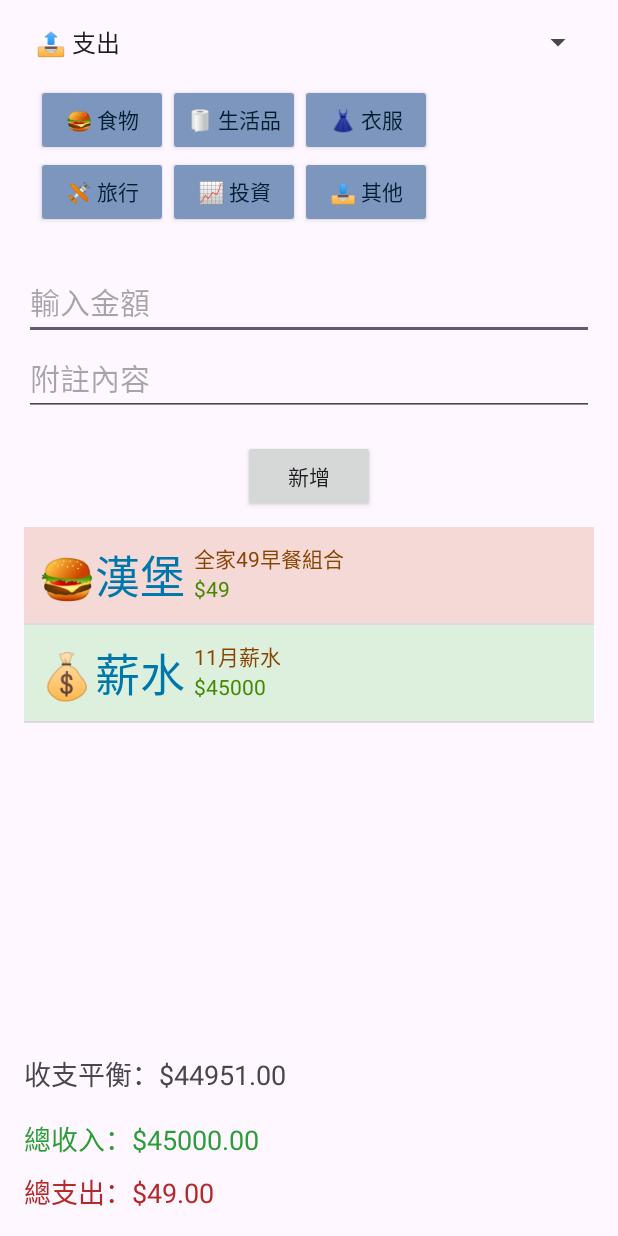
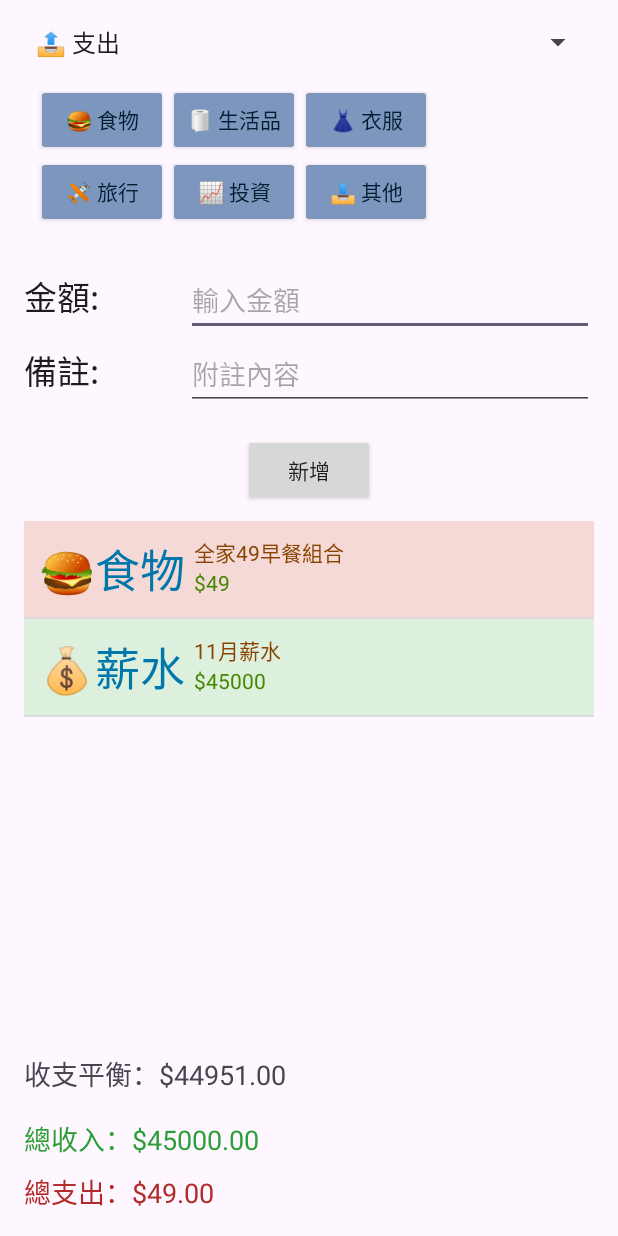
Before and after one commit to Joanne0119/MyFinanceApp, an Android app: the screen it shows after launch (MainActivity), on a phone screen of 412 x 824 dp. Run offline under Robolectric (Android 15) with nearby library versions, the phone set to English and light mode, and no system bars.

Commit message:
add language

```diff
--- a/app/src/main/java/com/example/myfinanceapp/MainActivity.java
+++ b/app/src/main/java/com/example/myfinanceapp/MainActivity.java
@@ -91,7 +91,7 @@ public class MainActivity extends Activity implements AdapterView.OnItemClickLis
         };
 
         // 刪除舊資料庫（僅用於開發測試時）
-//        this.deleteDatabase(DB_NAME);
+        this.deleteDatabase(DB_NAME);
 
         // 開啟資料庫
         db = openOrCreateDatabase(DB_NAME, Context.MODE_PRIVATE, null);
@@ -113,8 +113,8 @@ public class MainActivity extends Activity implements AdapterView.OnItemClickLis
 
         cur = db.rawQuery("SELECT * FROM " + TB_NAME, null);
         if (cur.getCount() == 0) {
-            addData("🍔漢堡","全家49早餐組合", "49");
-            addData("💰薪水","11月薪水", "45000");
+            addData(getString(R.string.default_category_1),getString(R.string.default_info_1), "49");
+            addData(getString(R.string.default_category_2),getString(R.string.default_info_2), "45000");
 
             updateInitialTotals();
         }
@@ -132,9 +132,9 @@ public class MainActivity extends Activity implements AdapterView.OnItemClickLis
                 totalBalance = totalCursor.getDouble(balanceIndex);
 
                 // 更新 UI
-                txvTotalIncome.setText(String.format("總收入：$%.2f", totalIncome));
-                txvTotalExpense.setText(String.format("總支出：$%.2f", totalExpense));
-                txvTotalBalance.setText(String.format("收支平衡：$%.2f", totalBalance));
+                txvTotalIncome.setText(String.format(getString(R.string.total_income), totalIncome));
+                txvTotalExpense.setText(String.format(getString(R.string.total_expense), totalExpense));
+                txvTotalBalance.setText(String.format(getString(R.string.balance), totalBalance));
             } else {
                 Log.e(tagName, "資料表欄位不完整！");
             }
@@ -168,7 +168,7 @@ public class MainActivity extends Activity implements AdapterView.OnItemClickLis
 
                 // 根據類別設置背景顏色
                 View parent = (View) view.getParent();
-                if (category.contains("收入") || category.contains("薪水")) {
+                if (category.contains("收入") || category.contains("Income") || category.contains("収入") || category.contains("지출") ||category.contains("薪水") || category.contains("Salary") || category.contains("給料") || category.contains("월급")) {
                     parent.setBackgroundColor(Color.rgb(221, 240, 222)); // 收入顯示綠色
                 } else {
                     parent.setBackgroundColor(Color.rgb(245, 217, 215)); // 支出顯示紅色
@@ -211,10 +211,10 @@ public class MainActivity extends Activity implements AdapterView.OnItemClickLis
             @Override
             public void onItemSelected(AdapterView<?> parent, View view, int position, long id) {
                 String category = spnCategory.getSelectedItem().toString();
-                if (category.contains("收入")) {
+                if (category.contains("收入") || category.contains("Income") || category.contains("収入") || category.contains("지출")) {
                     incomeButtons.setVisibility(View.VISIBLE);
                     expenseButtons.setVisibility(View.GONE);
-                } else if (category.contains("支出")) {
+                } else if (category.contains("支出") || category.contains("Expense") || category.contains("수입")) {
                     incomeButtons.setVisibility(View.GONE);
                     expenseButtons.setVisibility(View.VISIBLE);
                 }
@@ -268,12 +268,12 @@ public class MainActivity extends Activity implements AdapterView.OnItemClickLis
         cv.put("totalBalance", totalBalance);
         db.update(TOTALS_TABLE, cv, null, null);
 
-        // 更新 UI
-        txvTotalIncome.setText(String.format("總收入：$%.2f", totalIncome));
-        txvTotalExpense.setText(String.format("總支出：$%.2f", totalExpense));
-        txvTotalBalance.setText(String.format("收支平衡：$%.2f", totalBalance));
+        txvTotalIncome.setText(String.format(getString(R.string.total_income), totalIncome));
+        txvTotalExpense.setText(String.format(getString(R.string.total_expense), totalExpense));
+        txvTotalBalance.setText(String.format(getString(R.string.balance), totalBalance));
         edtInfo.setText("");
         edtAmount.setText("");
+
     }
 
     private void addData(String selectedCategory, String info, String amount) {
@@ -340,7 +340,7 @@ public class MainActivity extends Activity implements AdapterView.OnItemClickLis
 
         if (selectedCategory.isEmpty() || amount.isEmpty()) {
             // 顯示錯誤提示，確保所有欄位都有填寫
-            Toast.makeText(this, "請選擇類別並填寫金額！", Toast.LENGTH_SHORT).show();
+            Toast.makeText(this, getText(R.string.toast), Toast.LENGTH_SHORT).show();
             return;
         }
 
--- a/app/src/main/res/layout/activity_main.xml
+++ b/app/src/main/res/layout/activity_main.xml
@@ -33,7 +33,7 @@
             android:layout_marginHorizontal="4dp"
             android:backgroundTint="@color/botton_color"
             android:textColor="@color/text_color"
-            android:text="💰 薪水" />
+            android:text="@string/btn_salary" />
 
         <Button
             android:id="@+id/btnBonus"
@@ -42,7 +42,7 @@
             android:layout_marginHorizontal="4dp"
             android:backgroundTint="@color/botton_color"
             android:textColor="@color/text_color"
-            android:text="🏆  獎金" />
+            android:text="@string/btn_bonus" />
 
         <Button
             android:id="@+id/btnInterest"
@@ -51,7 +51,7 @@
             android:layout_marginHorizontal="4dp"
             android:backgroundTint="@color/botton_color"
             android:textColor="@color/text_color"
-            android:text="💳 利息" />
+            android:text="@string/btn_interest" />
 
         <Button
             android:id="@+id/btnGift"
@@ -60,7 +60,7 @@
             android:layout_marginHorizontal="4dp"
             android:backgroundTint="@color/botton_color"
             android:textColor="@color/text_color"
-            android:text="🎁 贈與" />
+            android:text="@string/btn_gift" />
 
         <Button
             android:id="@+id/btnAllowance"
@@ -69,7 +69,7 @@
             android:layout_marginHorizontal="4dp"
             android:backgroundTint="@color/botton_color"
             android:textColor="@color/text_color"
-            android:text="💵 零用錢" />
+            android:text="@string/btn_allowance" />
 
         <Button
             android:id="@+id/btninOther"
@@ -78,7 +78,7 @@
             android:layout_marginHorizontal="4dp"
             android:backgroundTint="@color/botton_color"
             android:textColor="@color/text_color"
-            android:text="📥 其他" />
+            android:text="@string/btn_income_other" />
     </GridLayout>
 
     <!-- 支出按鈕容器 -->
@@ -99,7 +99,7 @@
             android:layout_marginHorizontal="4dp"
             android:backgroundTint="@color/botton_color"
             android:textColor="@color/text_color"
-            android:text="🍔 食物" />
+            android:text="@string/btn_food" />
 
         <Button
             android:id="@+id/btnHousehold"
@@ -108,7 +108,7 @@
             android:layout_marginHorizontal="4dp"
             android:backgroundTint="@color/botton_color"
             android:textColor="@color/text_color"
-            android:text="🧻 生活品" />
+            android:text="@string/btn_household" />
 
         <Button
             android:id="@+id/btnClothing"
@@ -117,7 +117,7 @@
             android:layout_marginHorizontal="4dp"
             android:backgroundTint="@color/botton_color"
             android:textColor="@color/text_color"
-            android:text="👗 衣服" />
+            android:text="@string/btn_clothing" />
 
         <Button
             android:id="@+id/btnTravel"
@@ -126,7 +126,7 @@
             android:layout_marginHorizontal="4dp"
             android:backgroundTint="@color/botton_color"
             android:textColor="@color/text_color"
-            android:text="🛩️ 旅行" />
+            android:text="@string/btn_travel" />
 
         <Button
             android:id="@+id/btnInvestment"
@@ -135,7 +135,7 @@
             android:layout_marginHorizontal="4dp"
             android:backgroundTint="@color/botton_color"
             android:textColor="@color/text_color"
-            android:text="📈 投資" />
+            android:text="@string/btn_investment" />
 
         <Button
             android:id="@+id/btnoutOther"
@@ -144,27 +144,54 @@
             android:layout_marginHorizontal="4dp"
             android:backgroundTint="@color/botton_color"
             android:textColor="@color/text_color"
-            android:text="📤 其他" />
+            android:text="@string/btn_expense_other" />
     </GridLayout>
 
 
     <!-- 輸入金額 -->
+    <LinearLayout
+        android:layout_width="match_parent"
+        android:layout_height="wrap_content" >
+        <TextView
+            android:id="@+id/TextView01"
+            android:layout_width="0dp"
+            android:layout_height="wrap_content"
+            android:layout_weight="2"
+            android:text="@string/amount"
+            android:layout_marginVertical="16dp"
+            android:textAppearance="?android:attr/textAppearanceLarge" />
+
         <EditText
             android:id="@+id/edtAmount"
-        android:layout_width="match_parent"
+            android:layout_width="0dp"
             android:layout_height="wrap_content"
-        android:textSize="20sp"
-        android:hint="輸入金額"
+            android:layout_weight="5"
+            android:ems="10"
+            android:hint="@string/amount_hint"
             android:inputType="numberDecimal"
             android:layout_marginTop="16dp" />
 
+    </LinearLayout>
+
+    <LinearLayout
+        android:layout_width="match_parent"
+        android:layout_height="wrap_content" >
+        <TextView
+            android:id="@+id/TextView02"
+            android:layout_width="0dp"
+            android:layout_height="wrap_content"
+            android:layout_weight="2"
+            android:text="@string/remarks"
+            android:textAppearance="?android:attr/textAppearanceLarge" />
         <EditText
             android:id="@+id/edtInfo"
-        android:layout_width="match_parent"
+            android:layout_width="0dp"
             android:layout_height="wrap_content"
-        android:textSize="20sp"
-        android:hint="附註內容"
+            android:layout_weight="5"
+            android:ems="10"
+            android:hint="@string/remarks_hint"
             android:inputType="textPersonName" />
+    </LinearLayout>
 
     <!-- 確認按鈕 -->
 
@@ -172,7 +199,7 @@
         android:id="@+id/btnInsert"
         android:layout_width="wrap_content"
         android:layout_height="wrap_content"
-        android:text="新增"
+        android:text="@string/add"
         android:layout_gravity="center_horizontal"
         android:layout_marginTop="16dp" />
 
@@ -191,7 +218,7 @@
         android:id="@+id/txvTotalBalance"
         android:layout_width="wrap_content"
         android:layout_height="wrap_content"
-        android:text="收支平衡：$0.0"
+        android:text="@string/balance"
         android:textSize="18sp"
         android:layout_marginTop="8dp" />
 
@@ -201,7 +228,7 @@
         android:layout_width="wrap_content"
         android:layout_height="wrap_content"
         android:layout_marginTop="16dp"
-        android:text="總收入：$0.0"
+        android:text="@string/total_income"
         android:textColor="#2D9E37"
         android:textColorLink="#52FF2B"
         android:textSize="18sp" />
@@ -212,7 +239,7 @@
         android:layout_width="wrap_content"
         android:layout_height="wrap_content"
         android:layout_marginTop="8dp"
-        android:text="總支出：$0.0"
+        android:text="@string/total_expense"
         android:textColor="#B42828"
         android:textSize="18sp" />
 
--- a/app/src/main/res/values/strings.xml
+++ b/app/src/main/res/values/strings.xml
@@ -4,6 +4,36 @@
         <item>📤 支出</item>
         <item>📥 收入</item>
     </string-array>
+    <string name="income">收入</string>
+    <string name="expense">支出</string>
     <string name="hello_world">Hello world!</string>
     <string name="menu_settings">Settings</string>
+    <string name="btn_salary">💰 薪水</string>
+    <string name="btn_bonus">🏆 獎金</string>
+    <string name="btn_interest">💳 利息</string>
+    <string name="btn_gift">🎁 贈與</string>
+    <string name="btn_allowance">💵 零用錢</string>
+    <string name="btn_income_other">📥 其他</string>
+
+    <string name="btn_food">🍔 食物</string>
+    <string name="btn_household">🧻 生活品</string>
+    <string name="btn_clothing">👗 衣服</string>
+    <string name="btn_travel">🛩️ 旅行</string>
+    <string name="btn_investment">📈 投資</string>
+    <string name="btn_expense_other">📤 其他</string>
+
+    <!-- 其他文字資源 -->
+    <string name="amount">金額:</string>
+    <string name="amount_hint">輸入金額</string>
+    <string name="remarks_hint">附註內容</string>
+    <string name="remarks">備註:</string>
+    <string name="balance">收支平衡：$%.2f</string>
+    <string name="total_income">總收入：$%.2f</string>
+    <string name="total_expense">總支出：$%.2f</string>
+    <string name="add">新增</string>
+    <string name="toast">請選擇類別並填寫金額！</string>
+    <string name="default_category_1">🍔食物</string>
+    <string name="default_info_1">全家49早餐組合</string>
+    <string name="default_category_2">💰薪水</string>
+    <string name="default_info_2">11月薪水</string>
 </resources>
```
Also changed, not shown: 3 other files. Lines whose indentation alone changed are shown as unchanged.
